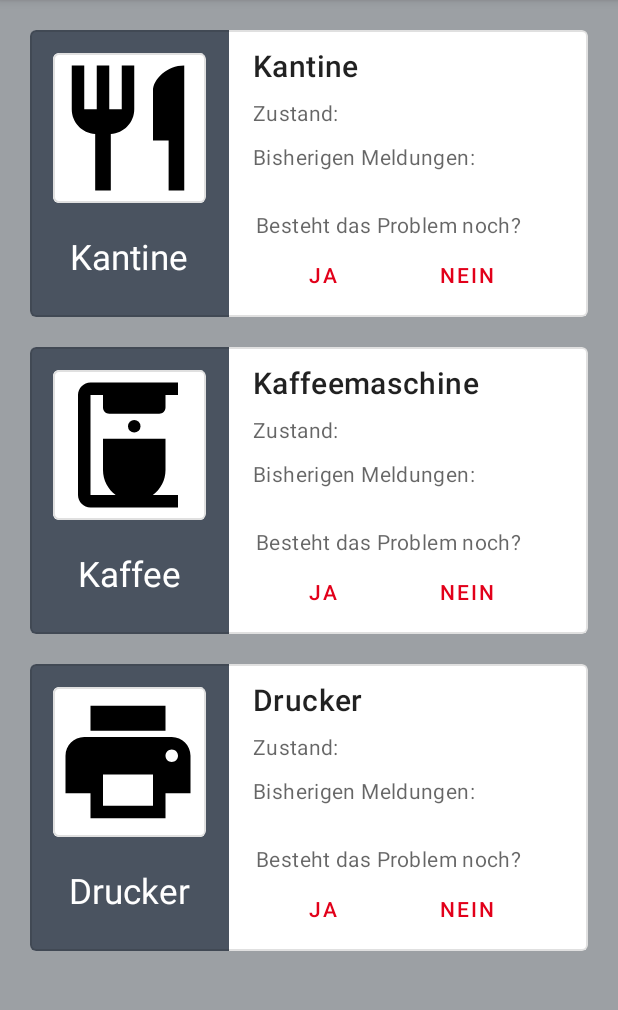
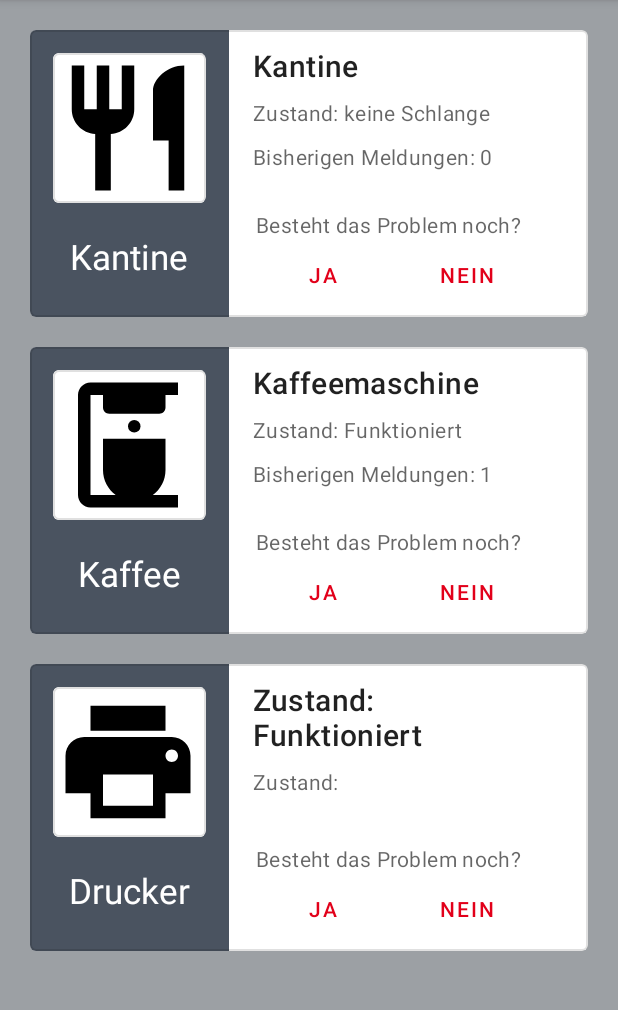
Before and after one commit to DHBWorld/DHBWorld, an Android app: the screen it shows after launch (UserInteraction), on a phone screen of 412 x 824 dp, the part 84-1094 px from its top. Run offline under Robolectric (Android 15) with nearby library versions, the phone set to English and light mode, and no system bars.

Commit message:
user_interaction_layout.xml wurde dynamisch eingerichtet

```diff
--- /dev/null
+++ b/app/src/main/java/com/main/dhbworld/Enums/InteractionState.java
@@ -0,0 +1,36 @@
+package com.main.dhbworld.Enums;
+// Zustände von dem Drücker, Kaffemaschine und Kantine
+
+import android.graphics.Color;
+
+import com.main.dhbworld.R;
+
+public enum InteractionState {
+    NORMAL("Funktioniert", R.color.black),
+    DEFECT("Defekt", R.color.grey_light),
+    CLEANING("wird sauber gemacht", R.color.grey_light),
+    QUEUE_LONG("lange Schlange", R.color.red_dark),
+    QUEUE_MIDDLE("mittlere Schlange", R.color.red),
+    QUEUE_KURZ("kurze Schlange", R.color.teal_700),
+    QUEUE_ABCENT("keine Schlange", R.color.black);
+
+
+
+
+
+    private int color;
+    private String text;
+    InteractionState(String text, int color){
+        this.color= color;
+        this.text=text;
+
+    }
+
+    public int getColor() {
+        return color;
+    }
+
+    public String getText() {
+        return text;
+    }
+}
--- a/app/src/main/java/com/main/dhbworld/UserInteraction.java
+++ b/app/src/main/java/com/main/dhbworld/UserInteraction.java
@@ -4,21 +4,55 @@
 import androidx.fragment.app.FragmentManager;
 
 import android.content.DialogInterface;
+import android.content.res.Resources;
+import android.graphics.PorterDuff;
 import android.os.Bundle;
 import android.view.View;
 import android.widget.Button;
+import android.widget.ImageView;
+import android.widget.TextView;
 
 import com.google.android.material.dialog.MaterialAlertDialogBuilder;
+import com.main.dhbworld.Enums.InteractionState;
 import com.main.dhbworld.Fragments.DialogCofirmationUserInteraction;
 
 public class UserInteraction extends AppCompatActivity {
     private Button[] ja;
     private Button[] nein;
 
+    private TextView zustandKantineTV;
+    private TextView zustandKaffeeTV;
+    private TextView zustandDrukerTV;
+    private TextView meldungenKantineTV;
+    private TextView meldungenKaffeeTV;
+    private TextView meldungenDrukerTV;
+
+    private InteractionState zustandKantine;
+    private InteractionState zustandKaffee;
+    private InteractionState zustandDruker;
+
+    private int meldungenKantine;
+    private int meldungenKaffee;
+    private int meldungenDruker;
+
+    private ImageView bildKantine;
+    private ImageView bildKaffee;
+    private ImageView bildDruker;
+
     @Override
     protected void onCreate(Bundle savedInstanceState) {
         super.onCreate(savedInstanceState);
         setContentView(R.layout.user_interaction_layout);
+
+        zustandManagement();
+        jaNeinButtonsManagement();
+        meldungenManagement();
+
+
+
+    }
+
+    private void jaNeinButtonsManagement(){
         ja =new Button[3];
         ja[0]= findViewById(R.id.ja0);
         ja[1]= findViewById(R.id.ja1);
@@ -53,6 +87,92 @@
 
                 }});}
 
+    }
+
+    private void zustandManagement(){
+
+        zustandKantineTV= findViewById(R.id.zustand_kantine);
+        zustandKaffeeTV= findViewById(R.id.zustand_kaffee);
+        zustandDrukerTV= findViewById(R.id.zustand_druker);
+
+        zustandKantine=InteractionState.QUEUE_ABCENT;
+        zustandKaffee=InteractionState.NORMAL;
+        zustandDruker=InteractionState.NORMAL;
+
+        zustandKantineTV.setText(getResources().getString(R.string.zustand)+" "+zustandKantine.getText());
+        zustandKaffeeTV.setText(getResources().getString(R.string.zustand)+" "+zustandKaffee.getText());
+        zustandDrukerTV.setText(getResources().getString(R.string.zustand)+" "+zustandDruker.getText());
+
+        Resources res = getResources();
+        bildKantine=  findViewById(R.id.bild_kantine);
+        bildKaffee=  findViewById(R.id.bild_kaffee);
+        bildDruker=  findViewById(R.id.bild_druker);
+
+        bildKantine.setColorFilter(res.getColor(zustandKantine.getColor()), PorterDuff.Mode.SRC_ATOP);
+        bildKaffee.setColorFilter(res.getColor(zustandKaffee.getColor()), PorterDuff.Mode.SRC_ATOP);
+        bildDruker.setColorFilter(res.getColor(zustandDruker.getColor()), PorterDuff.Mode.SRC_ATOP);
+    }
+
+    private void meldungenManagement(){
+        meldungenKantineTV= findViewById(R.id.bisherige_meldungen_kantine);
+        meldungenKaffeeTV= findViewById(R.id.bisherige_meldungen_kaffe);
+        meldungenDrukerTV= findViewById(R.id.bisherige_meldungen_druker);
+
+        meldungenKantine=0;
+        meldungenKaffee=1;
+        meldungenDruker=3;
+
+        meldungenKantineTV.setText(getResources().getString(R.string.bisherigen_meldungen)+" "+Integer.toString(meldungenKantine));
+        meldungenKaffeeTV.setText(getResources().getString(R.string.bisherigen_meldungen)+" "+Integer.toString(meldungenKaffee));
+        meldungenDrukerTV.setText(getResources().getString(R.string.bisherigen_meldungen)+" "+Integer.toString(meldungenDruker));
 
     }
+
+    public InteractionState getZustandKantine() {
+        return zustandKantine;
+    }
+
+    public void setZustandKantine(InteractionState zustandKantine) {
+        this.zustandKantine = zustandKantine;
+    }
+
+    public InteractionState getZustandKaffee() {
+        return zustandKaffee;
+    }
+
+    public void setZustandKaffee(InteractionState zustandKaffee) {
+        this.zustandKaffee = zustandKaffee;
+    }
+
+    public InteractionState getZustandDruker() {
+        return zustandDruker;
+    }
+
+    public void setZustandDruker(InteractionState zustandDruker) {
+        this.zustandDruker = zustandDruker;
+    }
+
+    public int getMeldungenKantine() {
+        return meldungenKantine;
+    }
+
+    public void setMeldungenKantine(int meldungenKantine) {
+        this.meldungenKantine = meldungenKantine;
+    }
+
+    public int getMeldungenKaffee() {
+        return meldungenKaffee;
+    }
+
+    public void setMeldungenKaffee(int meldungenKaffee) {
+        this.meldungenKaffee = meldungenKaffee;
+    }
+
+    public int getMeldungenDruker() {
+        return meldungenDruker;
+    }
+
+    public void setMeldungenDruker(int meldungenDruker) {
+        this.meldungenDruker = meldungenDruker;
+    }
 }
--- a/app/src/main/res/layout/user_interaction_layout.xml
+++ b/app/src/main/res/layout/user_interaction_layout.xml
@@ -53,6 +53,7 @@
 
                 app:cardElevation="0dp">
             <ImageView
+                android:id="@+id/bild_kantine"
                 android:layout_width="100dp"
                 android:layout_height="100dp"
                 android:background="@color/white"
@@ -104,6 +105,7 @@
                     android:textAppearance="?attr/textAppearanceHeadline6" />
 
                 <TextView
+                    android:id="@+id/zustand_kantine"
                     android:layout_width="wrap_content"
                     android:layout_height="wrap_content"
                     android:layout_marginTop="8dp"
@@ -112,6 +114,7 @@
                     android:textColor="?android:attr/textColorSecondary" />
 
                 <TextView
+                    android:id="@+id/bisherige_meldungen_kantine"
                     android:layout_width="wrap_content"
                     android:layout_height="wrap_content"
                     android:layout_marginTop="10dp"
@@ -216,6 +219,7 @@
 
                         app:cardElevation="0dp">
                         <ImageView
+                            android:id="@+id/bild_kaffee"
                             android:layout_width="100dp"
                             android:layout_height="100dp"
                             android:background="@color/white"
@@ -263,6 +267,7 @@
                             android:textAppearance="?attr/textAppearanceHeadline6" />
 
                         <TextView
+                            android:id="@+id/zustand_kaffee"
                             android:layout_width="wrap_content"
                             android:layout_height="wrap_content"
                             android:layout_marginTop="8dp"
@@ -271,6 +276,7 @@
                             android:textColor="?android:attr/textColorSecondary" />
 
                         <TextView
+                            android:id="@+id/bisherige_meldungen_kaffe"
                             android:layout_width="wrap_content"
                             android:layout_height="wrap_content"
                             android:layout_marginTop="10dp"
@@ -371,6 +377,7 @@
 
                         app:cardElevation="0dp">
                         <ImageView
+                            android:id="@+id/bild_druker"
                             android:layout_width="100dp"
                             android:layout_height="100dp"
                             android:background="@color/white"
@@ -411,8 +418,9 @@
                         android:paddingHorizontal="16dp"
                         android:paddingVertical="10dp">
 
-                        <!-- Title, secondary and supporting text -->
+
                         <TextView
+                            android:id="@+id/zustand_druker"
                             android:layout_width="wrap_content"
                             android:layout_height="wrap_content"
                             android:text="@string/drucker"
@@ -427,6 +435,7 @@
                             android:textColor="?android:attr/textColorSecondary" />
 
                         <TextView
+                            android:id="@+id/bisherige_meldungen_druker"
                             android:layout_width="wrap_content"
                             android:layout_height="wrap_content"
                             android:layout_marginTop="10dp"
--- a/app/src/main/res/values/strings.xml
+++ b/app/src/main/res/values/strings.xml
@@ -9,7 +9,7 @@
     <string name="nein">Nein</string>
     <string name="kaffeemaschine">Kaffeemaschine</string>
     <string name="zustand">Zustand:</string>
-    <string name="bisherigen_meldungen">Bisherigen Meldungen:</string>
+    <string name="bisherigen_meldungen">Bisherigen Meldungen: </string>
     <string name="moechten_sie_event_melden">Möchten Sie den das Problem melden?</string>
     <string name="sind_sie_sicher">Sind Sie sicher?</string>
     <string name="abbrechen">Abbrechen</string>
```
